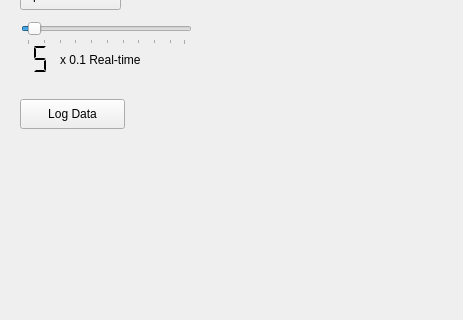
wonjsohn/nerf-verilog, file projects/one_joint_robot/one_joint_robot_pytester/Controls.ui: the form before one commit; both pictures show x 0 to 463 and y 261 to 581 of the 463 by 840 pixel window.
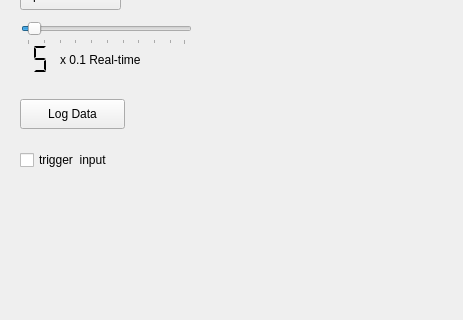
The form after the commit.

The edit to the form file:
```diff
--- a/projects/one_joint_robot/one_joint_robot_pytester/Controls.ui
+++ b/projects/one_joint_robot/one_joint_robot_pytester/Controls.ui
@@ -610,6 +610,19 @@
     <bool>false</bool>
    </property>
   </widget>
+  <widget class="QCheckBox" name="checkBox">
+   <property name="geometry">
+    <rect>
+     <x>20</x>
+     <y>410</y>
+     <width>131</width>
+     <height>22</height>
+    </rect>
+   </property>
+   <property name="text">
+    <string>trigger  input</string>
+   </property>
+  </widget>
  </widget>
  <resources/>
  <connections>
```
